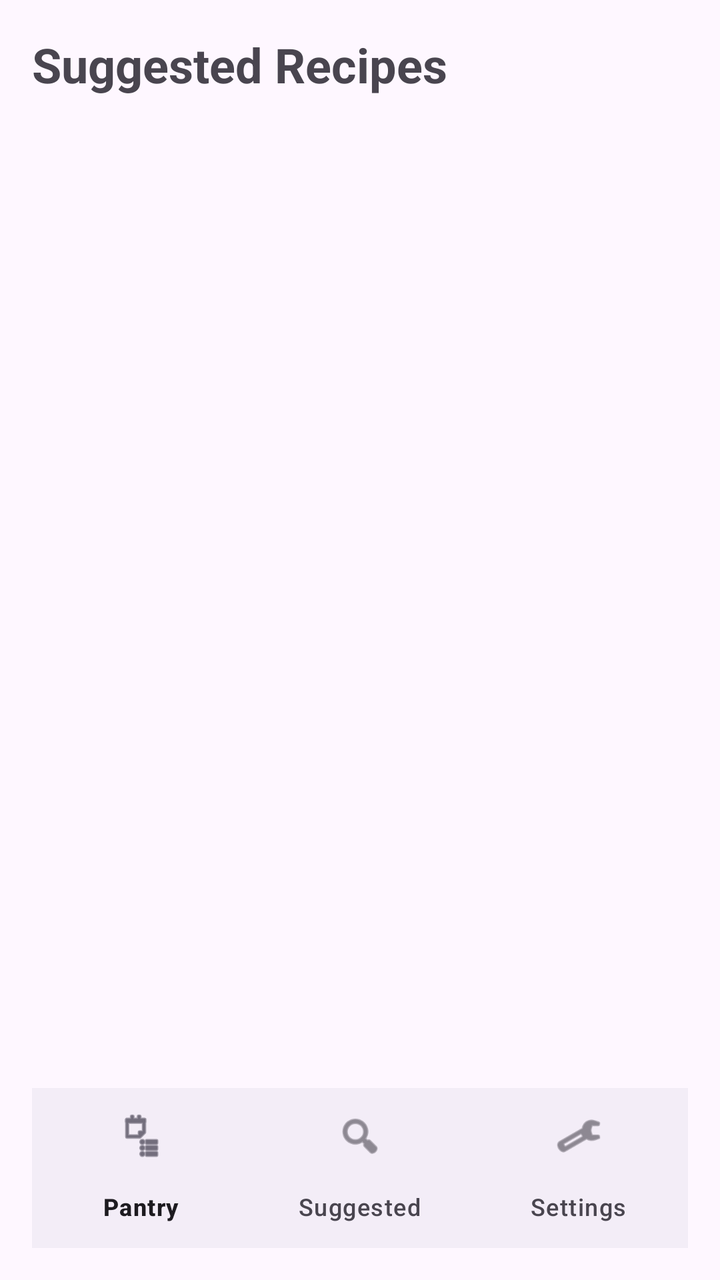
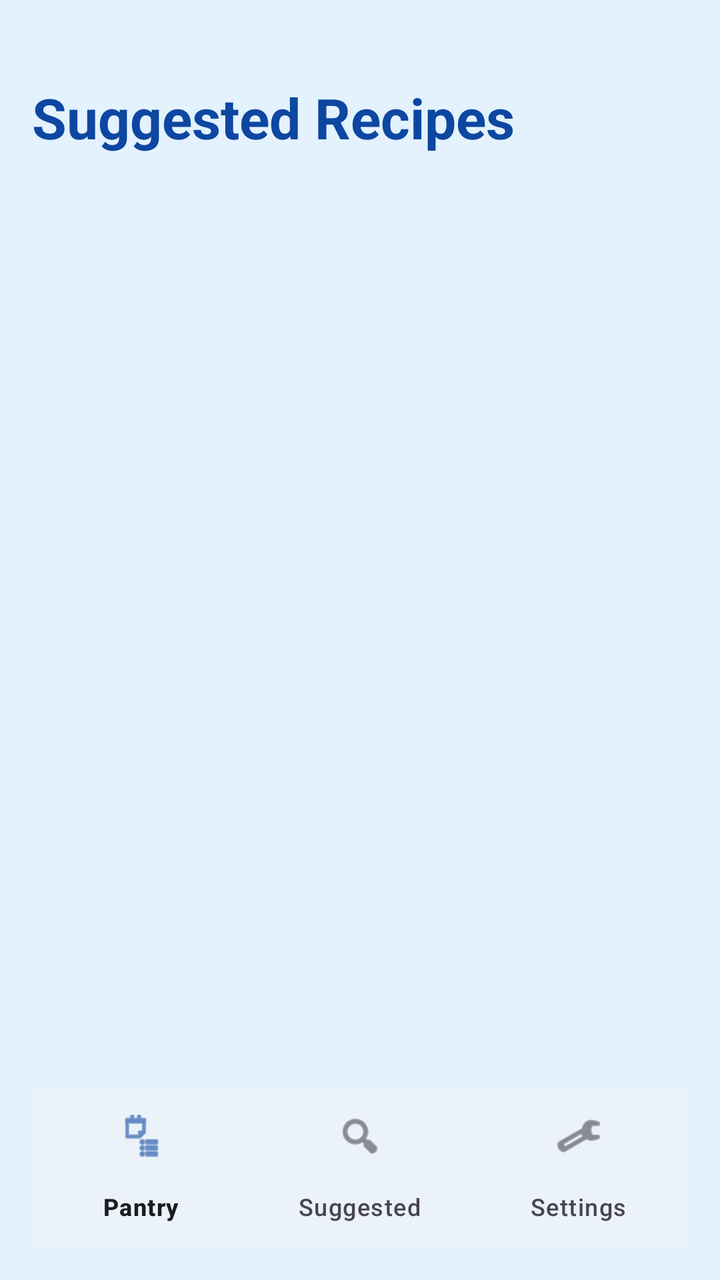

Two renders of the same Android screen: before a commit and after it. Below are the layout's source before the change and the commit's diff.
<!-- AndroidManifest.xml: application theme Theme.SmartPantryManager -->
<!-- res/layout/activity_suggested_recipes.xml -->
<?xml version="1.0" encoding="utf-8"?>
<LinearLayout xmlns:android="http://schemas.android.com/apk/res/android"
    xmlns:app="http://schemas.android.com/apk/res-auto"
    android:layout_width="match_parent"
    android:layout_height="match_parent"
    android:orientation="vertical"
    android:padding="16dp">

    <TextView
        android:layout_width="match_parent"
        android:layout_height="wrap_content"
        android:text="Suggested Recipes"
        android:textSize="24sp"
        android:textStyle="bold"
        android:paddingBottom="12dp" />

    
    <TextView
        android:id="@+id/textEmpty"
        android:layout_width="match_parent"
        android:layout_height="wrap_content"
        android:text="No recipes match your pantry yet - add more ingredients"
        android:textSize="16sp"
        android:visibility="gone" />

    <androidx.recyclerview.widget.RecyclerView
        android:id="@+id/recyclerRecipes"
        android:layout_width="match_parent"
        android:layout_height="0dp"
        android:layout_weight="1" />

    
    <com.google.android.material.bottomnavigation.BottomNavigationView
        android:id="@+id/bottomNav"
        android:layout_width="match_parent"
        android:layout_height="wrap_content"
        android:layout_marginTop="8dp"
        app:menu="@menu/bottom_nav_menu" />

</LinearLayout>
<!-- resources referenced by this layout -->
<resources>
  <style name="Theme.SmartPantryManager" parent="Base.Theme.SmartPantryManager" />
  <style name="Base.Theme.SmartPantryManager" parent="Theme.Material3.DayNight.NoActionBar">
          
          
      </style>
</resources>

<!-- the commit's change to res/layout/activity_suggested_recipes.xml (unified diff, before → after) -->
@@ -10,8 +10,10 @@
         android:layout_width="match_parent"
         android:layout_height="wrap_content"
         android:text="Suggested Recipes"
-        android:textSize="24sp"
+        android:textSize="28sp"
         android:textStyle="bold"
+        android:textColor="@color/pantry_blue_dark"
+        android:paddingTop="24dp"
         android:paddingBottom="12dp" />
 
     
@@ -35,6 +37,7 @@
         android:layout_width="match_parent"
         android:layout_height="wrap_content"
         android:layout_marginTop="8dp"
+        android:background="@color/pantry_card"
         app:menu="@menu/bottom_nav_menu" />
 
 </LinearLayout>
<!-- resource entries referenced after the edit -->
@@ -1,9 +1,28 @@
 <!-- resources referenced by this layout -->
 <resources>
+  <color name="pantry_blue_dark">#0D47A1</color>
+  <color name="pantry_card">#FFFFFF</color>
   <style name="Theme.SmartPantryManager" parent="Base.Theme.SmartPantryManager" />
-  <style name="Base.Theme.SmartPantryManager" parent="Theme.Material3.DayNight.NoActionBar">
+  <style name="Base.Theme.SmartPantryManager" parent="Theme.Material3.Light.NoActionBar">
           
+          <item name="colorPrimary">@color/pantry_blue</item>
+          <item name="colorOnPrimary">@color/white</item>
+          <item name="colorPrimaryContainer">@color/pantry_blue_light</item>
+          <item name="colorOnPrimaryContainer">@color/pantry_blue_dark</item>
+  
           
+          <item name="colorSecondaryContainer">@color/pantry_blue_light</item>
+          <item name="colorOnSecondaryContainer">@color/pantry_blue_dark</item>
+  
+          
+          <item name="android:colorBackground">@color/pantry_blue_light</item>
+          <item name="colorSurface">@color/pantry_card</item>
+          <item name="android:textColorPrimary">@color/pantry_text_dark</item>
+          <item name="android:statusBarColor">@color/pantry_blue_dark</item>
       </style>
+  <color name="pantry_blue">#1565C0</color>
+  <color name="white">#FFFFFFFF</color>
+  <color name="pantry_blue_light">#E3F2FD</color>
+  <color name="pantry_text_dark">#1A2B3C</color>
 </resources>
 
